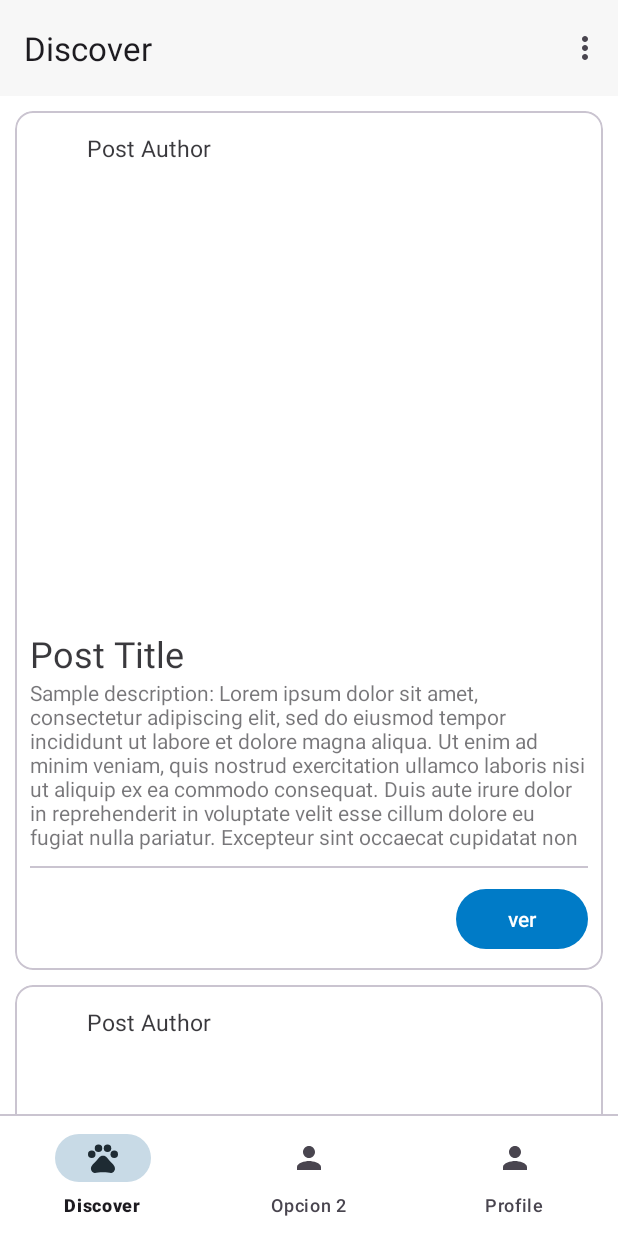
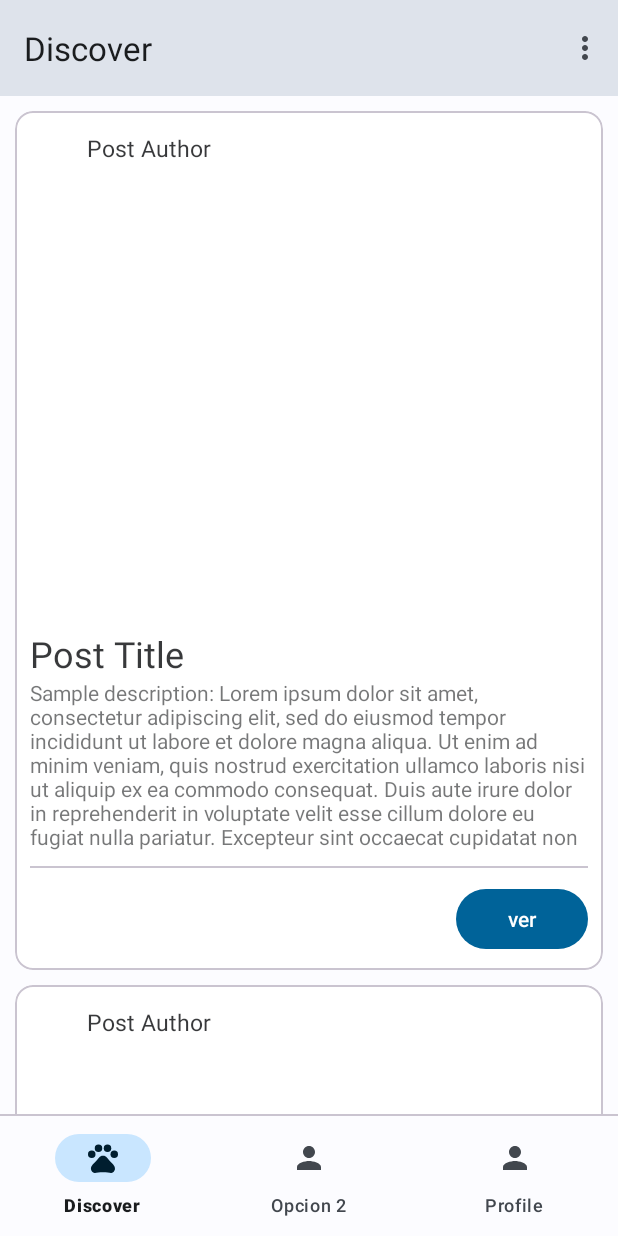
Before and after one commit to MatteoOlarte/paws-hub-android, an Android app: the screen it shows after launch once a user with an empty profile is signed in (MainActivity), on a phone screen of 412 x 824 dp. Run offline under Robolectric (Android 15) with nearby library versions, the phone set to English and light mode, and no system bars; our stand-ins replace Firebase (no records; nobody signed in at launch, a user with empty details on screens opened directly).

Commit message:
Material Color Palette

```diff
--- a/app/src/main/java/com/software3/paws_hub_android/view/MainActivity.kt
+++ b/app/src/main/java/com/software3/paws_hub_android/view/MainActivity.kt
@@ -4,13 +4,9 @@ import android.content.Intent
 import android.os.Bundle
 import android.view.Menu
 import android.view.MenuItem
-import androidx.activity.enableEdgeToEdge
 import androidx.activity.viewModels
 import androidx.appcompat.app.AppCompatActivity
-import androidx.core.view.ViewCompat
-import androidx.core.view.WindowInsetsCompat
 import androidx.fragment.app.commit
-import com.google.android.material.elevation.SurfaceColors
 import com.software3.paws_hub_android.DiscoverFragment
 import com.software3.paws_hub_android.R
 import com.software3.paws_hub_android.databinding.ActivityMainBinding
@@ -47,25 +43,15 @@ class MainActivity : AppCompatActivity() {
             userViewModel.logoutCurrentUser()
             true
         }
+
         else -> {
             super.onOptionsItemSelected(item)
         }
     }
 
-    private fun setStatusBarColor(color: Int) {
-        this.window.statusBarColor = color
-    }
-
     private fun initUI() {
-        enableEdgeToEdge()
+        setSupportActionBar(binding.activityMainToolbar)
         setContentView(binding.root)
-        ViewCompat.setOnApplyWindowInsetsListener(binding.activityMainLayout) { v, insets ->
-            val systemBars = insets.getInsets(WindowInsetsCompat.Type.systemBars())
-            v.setPadding(systemBars.left, systemBars.top, systemBars.right, systemBars.bottom)
-            insets
-        }
-        setSupportActionBar(binding.activityMainToolbar)
-        setStatusBarColor(SurfaceColors.SURFACE_0.getColor(this))
         binding.activityMainNavigation.setOnItemSelectedListener(::onNavigationOptionsItemSelected)
         binding.activityMainToolbar.title = getString(R.string.discover)
     }
@@ -88,9 +74,11 @@ class MainActivity : AppCompatActivity() {
             }
             true
         }
+
         R.id.activity_main__navigate_create -> {
             false
         }
+
         R.id.activity_main__navigate_home -> {
             //esto tambien funciona  mal
             supportFragmentManager.commit {
@@ -101,6 +89,7 @@ class MainActivity : AppCompatActivity() {
             }
             true
         }
+
         else -> false
     }
 }
--- a/app/src/main/res/layout/activity_main.xml
+++ b/app/src/main/res/layout/activity_main.xml
@@ -2,23 +2,26 @@
 
 <androidx.constraintlayout.widget.ConstraintLayout
     xmlns:android="http://schemas.android.com/apk/res/android"
+    xmlns:app="http://schemas.android.com/apk/res-auto"
     xmlns:tools="http://schemas.android.com/tools"
-    xmlns:app="http://schemas.android.com/apk/res-auto"
+    android:id="@+id/activity_main__layout"
     android:layout_width="match_parent"
-    android:layout_height="match_parent"
-    android:id="@+id/activity_main__layout">
+    android:layout_height="match_parent">
 
     <androidx.coordinatorlayout.widget.CoordinatorLayout
         android:layout_width="match_parent"
         android:layout_height="0dp"
-        app:layout_constraintTop_toTopOf="parent"
-        app:layout_constraintBottom_toTopOf="@id/activity_main__navigation">
+        android:fitsSystemWindows="true"
+        app:layout_constraintBottom_toTopOf="@id/activity_main__navigation"
+        app:layout_constraintTop_toTopOf="parent">
 
         <com.google.android.material.appbar.AppBarLayout
             android:id="@+id/activity_main__appbar_layout"
             android:layout_width="match_parent"
             android:layout_height="wrap_content"
-            app:liftOnScroll="false">
+            android:fitsSystemWindows="true"
+            app:liftOnScroll="true">
+
             <com.google.android.material.appbar.MaterialToolbar
                 android:id="@+id/activity_main__toolbar"
                 android:layout_width="match_parent"
@@ -27,26 +30,26 @@
                 app:layout_scrollFlags="scroll|enterAlways|snap"
                 app:menu="@menu/activity_main_menu"
                 app:title="Paws Hub"
-                style="@style/Widget.Material3.Toolbar.Surface"
-                />
+                style="@style/Theme.PawsHubAndroid.Toolbar.SurfaceVariant"/>
+
             <com.google.android.material.progressindicator.LinearProgressIndicator
                 android:id="@+id/toolbar_progress_indicator"
                 android:layout_width="match_parent"
                 android:layout_height="wrap_content"
                 android:indeterminate="true"
                 android:visibility="gone"
-                app:trackColor="?colorPrimaryContainer"
+                app:elevation="0dp"
                 app:indicatorColor="?colorPrimary"
-                app:elevation="0dp"/>
+                app:trackColor="?colorPrimaryContainer" />
         </com.google.android.material.appbar.AppBarLayout>
 
         <androidx.fragment.app.FragmentContainerView
             android:id="@+id/activity_main__fragment_view"
+            android:name="com.software3.paws_hub_android.DiscoverFragment"
+            android:layout_width="match_parent"
             android:layout_height="match_parent"
-            android:layout_width="match_parent"
-            android:name="com.software3.paws_hub_android.DiscoverFragment"
-            tools:layout="@layout/fragment_discover"
-            app:layout_behavior="com.google.android.material.appbar.AppBarLayout$ScrollingViewBehavior"/>
+            app:layout_behavior="com.google.android.material.appbar.AppBarLayout$ScrollingViewBehavior"
+            tools:layout="@layout/fragment_discover" />
     </androidx.coordinatorlayout.widget.CoordinatorLayout>
 
     <com.google.android.material.divider.MaterialDivider
@@ -58,10 +61,10 @@
         android:id="@+id/activity_main__navigation"
         android:layout_width="match_parent"
         android:layout_height="wrap_content"
+        tools:layout_editor_absoluteX="0dp"
         app:elevation="8dp"
         app:layout_constraintBottom_toBottomOf="parent"
         app:menu="@menu/activity_main_navigation_menu"
-        tools:layout_editor_absoluteX="0dp"
         style="@style/Theme.PawsHubAndroid.BottomNavigation"/>
 
 </androidx.constraintlayout.widget.ConstraintLayout>
--- a/app/src/main/res/values-night/themes.xml
+++ b/app/src/main/res/values-night/themes.xml
@@ -1,29 +1,47 @@
 <resources xmlns:tools="http://schemas.android.com/tools">
     <!-- Base application theme. -->
     <style name="Base.Theme.PawsHubAndroid" parent="Theme.Material3.Dark.NoActionBar">
-        <!-- Background's Colors -->
-        <item name="android:windowBackground">@color/black</item>
-        <item name="colorSurface">@color/black_elevated</item>
-        <item name="colorSurfaceContainer">@color/black_elevated_2</item>
+        <!-- Theme Colors -->
+        <item name="colorPrimary">@color/md_theme_dark_primary</item>
+        <item name="colorOnPrimary">@color/md_theme_dark_onPrimary</item>
+        <item name="colorPrimaryContainer">@color/md_theme_dark_primaryContainer</item>
+        <item name="colorOnPrimaryContainer">@color/md_theme_dark_onPrimaryContainer</item>
+        <item name="colorSecondary">@color/md_theme_dark_secondary</item>
+        <item name="colorOnSecondary">@color/md_theme_dark_onSecondary</item>
+        <item name="colorSecondaryContainer">@color/md_theme_dark_secondaryContainer</item>
+        <item name="colorOnSecondaryContainer">@color/md_theme_dark_onSecondaryContainer</item>
+        <item name="colorTertiary">@color/md_theme_dark_tertiary</item>
+        <item name="colorOnTertiary">@color/md_theme_dark_onTertiary</item>
+        <item name="colorTertiaryContainer">@color/md_theme_dark_tertiaryContainer</item>
+        <item name="colorOnTertiaryContainer">@color/md_theme_dark_onTertiaryContainer</item>
+        <item name="colorError">@color/md_theme_dark_error</item>
+        <item name="colorErrorContainer">@color/md_theme_dark_errorContainer</item>
+        <item name="colorOnError">@color/md_theme_dark_onError</item>
+        <item name="colorOnErrorContainer">@color/md_theme_dark_onErrorContainer</item>
+        <item name="android:colorBackground">@color/md_theme_dark_background</item>
+        <item name="colorOnBackground">@color/md_theme_dark_onBackground</item>
+        <item name="colorSurface">@color/md_theme_dark_surface</item>
+        <item name="colorOnSurface">@color/md_theme_dark_onSurface</item>
+        <item name="colorSurfaceVariant">@color/md_theme_dark_surfaceVariant</item>
+        <item name="colorOnSurfaceVariant">@color/md_theme_dark_onSurfaceVariant</item>
+        <item name="colorOutline">@color/md_theme_dark_outline</item>
+        <item name="colorOnSurfaceInverse">@color/md_theme_dark_inverseOnSurface</item>
+        <item name="colorSurfaceInverse">@color/md_theme_dark_inverseSurface</item>
+        <item name="colorPrimaryInverse">@color/md_theme_dark_inversePrimary</item>
 
+        <!-- System Colors -->
+        <item name="android:statusBarColor">@color/md_theme_dark_surfaceVariant</item>
+        <item name="android:windowLightStatusBar">false</item>
+        <item name="android:navigationBarColor">@color/md_theme_dark_background</item>
+        <item name="android:windowLightNavigationBar">false</item>
+    </style>
 
-        <!-- Status' Colors -->
-        <item name="android:statusBarColor">@color/black_elevated</item>
-        <item name="android:windowLightStatusBar">true</item>
+    <style name="Theme.PawsHubAndroid.Toolbar.SurfaceVariant" parent="Widget.Material3.Toolbar.Surface">
+        <item name="android:background">@color/md_theme_dark_surfaceVariant</item>
+    </style>
 
-        <!-- Navigation's Colors -->
-        <item name="android:navigationBarColor">@color/black_elevated</item>
-        <item name="android:windowLightNavigationBar">true</item>
-
-        <!-- Primary Colors -->
-        <item name="colorPrimary">#7FBEE6</item>
-        <item name="colorOnPrimary">#002F4C</item>
-        <item name="colorPrimaryContainer">#003F66</item>
-        <item name="colorOnPrimaryContainer">#9DCAE6</item>
-
-        <item name="colorSecondary">#BBD5E6</item>
-        <item name="colorOnSecondary">#2D404C</item>
-        <item name="colorSecondaryContainer">#3C5666</item>
-        <item name="colorOnSecondaryContainer">#C8DAE6</item>
+    <style name="ThemeOverlay.PawsHubAndroid.BottomNavigation" parent="">
+        <item name="colorSurfaceContainer">@color/md_theme_dark_background</item>
+        <item name="colorPrimary">@color/md_theme_dark_background</item>
     </style>
 </resources>
--- a/app/src/main/res/values/colors.xml
+++ b/app/src/main/res/values/colors.xml
@@ -1,28 +1,64 @@
 <?xml version="1.0" encoding="utf-8"?>
 <resources>
-    <color name="purple_200">#FFBB86FC</color>
-    <color name="purple_500">#FF6200EE</color>
-    <color name="purple_700">#FF3700B3</color>
-    <color name="teal_200">#FF03DAC5</color>
-    <color name="teal_700">#FF018786</color>
-
-    <!-- Theme Colors -->
-    <color name="color_primary">#1DA1F2</color>
-    <color name="color_primary_container">#801DA1F2</color>
-    <color name="color_on_primary_container">#0B3955</color>
-
-    <color name="color_primary_night">#813FFF</color>
-    <color name="color_light">#CEB3FF</color>
-    <color name="color_dark">#32146B</color>cc
-
-    <color name="black">#000000</color>
-    <color name="black_elevated">#1c1c1e</color>
-    <color name="black_elevated_2">#323235</color>
-    <color name="black_elevated_3">#57575b</color>
-
-
-    <color name="white">#FFFFFF</color>
-    <color name="white_elevated">#f7f7f7</color>
-    <color name="white_elevated_2">#E6E6E6</color>
-    <color name="white_elevated_3">#DCDCDC</color>
+    <color name="seed">#1DA1F2</color>
+    <color name="md_theme_light_primary">#006399</color>
+    <color name="md_theme_light_onPrimary">#FFFFFF</color>
+    <color name="md_theme_light_primaryContainer">#CDE5FF</color>
+    <color name="md_theme_light_onPrimaryContainer">#001D32</color>
+    <color name="md_theme_light_secondary">#006491</color>
+    <color name="md_theme_light_onSecondary">#FFFFFF</color>
+    <color name="md_theme_light_secondaryContainer">#C9E6FF</color>
+    <color name="md_theme_light_onSecondaryContainer">#001E2F</color>
+    <color name="md_theme_light_tertiary">#4055BE</color>
+    <color name="md_theme_light_onTertiary">#FFFFFF</color>
+    <color name="md_theme_light_tertiaryContainer">#DEE0FF</color>
+    <color name="md_theme_light_onTertiaryContainer">#00115A</color>
+    <color name="md_theme_light_error">#BA1A1A</color>
+    <color name="md_theme_light_errorContainer">#FFDAD6</color>
+    <color name="md_theme_light_onError">#FFFFFF</color>
+    <color name="md_theme_light_onErrorContainer">#410002</color>
+    <color name="md_theme_light_background">#FCFCFF</color>
+    <color name="md_theme_light_onBackground">#1A1C1E</color>
+    <color name="md_theme_light_surface">#FCFCFF</color>
+    <color name="md_theme_light_onSurface">#1A1C1E</color>
+    <color name="md_theme_light_surfaceVariant">#DEE3EB</color>
+    <color name="md_theme_light_onSurfaceVariant">#42474E</color>
+    <color name="md_theme_light_outline">#72777F</color>
+    <color name="md_theme_light_inverseOnSurface">#F0F0F4</color>
+    <color name="md_theme_light_inverseSurface">#2F3033</color>
+    <color name="md_theme_light_inversePrimary">#95CCFF</color>
+    <color name="md_theme_light_shadow">#000000</color>
+    <color name="md_theme_light_surfaceTint">#006399</color>
+    <color name="md_theme_light_outlineVariant">#C2C7CF</color>
+    <color name="md_theme_light_scrim">#000000</color>
+    <color name="md_theme_dark_primary">#95CCFF</color>
+    <color name="md_theme_dark_onPrimary">#003352</color>
+    <color name="md_theme_dark_primaryContainer">#004A75</color>
+    <color name="md_theme_dark_onPrimaryContainer">#CDE5FF</color>
+    <color name="md_theme_dark_secondary">#8ACEFF</color>
+    <color name="md_theme_dark_onSecondary">#00344E</color>
+    <color name="md_theme_dark_secondaryContainer">#004C6E</color>
+    <color name="md_theme_dark_onSecondaryContainer">#C9E6FF</color>
+    <color name="md_theme_dark_tertiary">#BAC3FF</color>
+    <color name="md_theme_dark_onTertiary">#00208E</color>
+    <color name="md_theme_dark_tertiaryContainer">#253BA5</color>
+    <color name="md_theme_dark_onTertiaryContainer">#DEE0FF</color>
+    <color name="md_theme_dark_error">#FFB4AB</color>
+    <color name="md_theme_dark_errorContainer">#93000A</color>
+    <color name="md_theme_dark_onError">#690005</color>
+    <color name="md_theme_dark_onErrorContainer">#FFDAD6</color>
+    <color name="md_theme_dark_background">#1A1C1E</color>
+    <color name="md_theme_dark_onBackground">#E2E2E5</color>
+    <color name="md_theme_dark_surface">#1A1C1E</color>
+    <color name="md_theme_dark_onSurface">#E2E2E5</color>
+    <color name="md_theme_dark_surfaceVariant">#42474E</color>
+    <color name="md_theme_dark_onSurfaceVariant">#C2C7CF</color>
+    <color name="md_theme_dark_outline">#8C9198</color>
+    <color name="md_theme_dark_inverseOnSurface">#1A1C1E</color>
+    <color name="md_theme_dark_inverseSurface">#E2E2E5</color>
+    <color name="md_theme_dark_inversePrimary">#006399</color>
+    <color name="md_theme_dark_shadow">#000000</color>
+    <color name="md_theme_dark_surfaceTint">#95CCFF</color>
+    <color name="md_theme_dark_outlineVariant">#42474E</color>
+    <color name="md_theme_dark_scrim">#000000</color>
 </resources>
--- a/app/src/main/res/values/themes.xml
+++ b/app/src/main/res/values/themes.xml
@@ -1,35 +1,39 @@
 <resources xmlns:tools="http://schemas.android.com/tools">
     <!-- Base application theme. -->
     <style name="Base.Theme.PawsHubAndroid" parent="Theme.Material3.DayNight.NoActionBar">
-        <!-- Background's Colors -->
-        <item name="android:windowBackground">@color/white</item>
-        <item name="colorSurface">@color/white_elevated</item>
-        <item name="colorSurfaceContainer">@color/white_elevated_2</item>
+        <!-- Theme Colors -->
+        <item name="colorPrimary">@color/md_theme_light_primary</item>
+        <item name="colorOnPrimary">@color/md_theme_light_onPrimary</item>
+        <item name="colorPrimaryContainer">@color/md_theme_light_primaryContainer</item>
+        <item name="colorOnPrimaryContainer">@color/md_theme_light_onPrimaryContainer</item>
+        <item name="colorSecondary">@color/md_theme_light_secondary</item>
+        <item name="colorOnSecondary">@color/md_theme_light_onSecondary</item>
+        <item name="colorSecondaryContainer">@color/md_theme_light_secondaryContainer</item>
+        <item name="colorOnSecondaryContainer">@color/md_theme_light_onSecondaryContainer</item>
+        <item name="colorTertiary">@color/md_theme_light_tertiary</item>
+        <item name="colorOnTertiary">@color/md_theme_light_onTertiary</item>
+        <item name="colorTertiaryContainer">@color/md_theme_light_tertiaryContainer</item>
+        <item name="colorOnTertiaryContainer">@color/md_theme_light_onTertiaryContainer</item>
+        <item name="colorError">@color/md_theme_light_error</item>
+        <item name="colorErrorContainer">@color/md_theme_light_errorContainer</item>
+        <item name="colorOnError">@color/md_theme_light_onError</item>
+        <item name="colorOnErrorContainer">@color/md_theme_light_onErrorContainer</item>
+        <item name="android:colorBackground">@color/md_theme_light_background</item>
+        <item name="colorOnBackground">@color/md_theme_light_onBackground</item>
+        <item name="colorSurface">@color/md_theme_light_surface</item>
+        <item name="colorOnSurface">@color/md_theme_light_onSurface</item>
+        <item name="colorSurfaceVariant">@color/md_theme_light_surfaceVariant</item>
+        <item name="colorOnSurfaceVariant">@color/md_theme_light_onSurfaceVariant</item>
+        <item name="colorOutline">@color/md_theme_light_outline</item>
+        <item name="colorOnSurfaceInverse">@color/md_theme_light_inverseOnSurface</item>
+        <item name="colorSurfaceInverse">@color/md_theme_light_inverseSurface</item>
+        <item name="colorPrimaryInverse">@color/md_theme_light_inversePrimary</item>
 
-
-        <!-- Status' Colors -->
-        <item name="android:statusBarColor">@color/white_elevated</item>
+        <!-- System Colors -->
+        <item name="android:statusBarColor">@color/md_theme_light_surfaceVariant</item>
         <item name="android:windowLightStatusBar">true</item>
-
-        <!-- Navigation's Colors -->
-        <item name="android:navigationBarColor">@color/white_elevated</item>
+        <item name="android:navigationBarColor">@color/md_theme_light_background</item>
         <item name="android:windowLightNavigationBar">true</item>
-
-        <!-- Primary Colors -->
-        <item name="colorPrimary">#007BC7</item>
-        <item name="colorOnPrimary">#FFFFFF</item>
-        <item name="colorPrimaryContainer">#9DCAE6</item>
-        <item name="colorOnPrimaryContainer">#002033</item>
-
-        <item name="colorSecondary">#3B5464</item>
-        <item name="colorOnSecondary">#FFFFFF</item>
-        <item name="colorSecondaryContainer">#C8DAE6</item>
-        <item name="colorOnSecondaryContainer">#1E2B33</item>
-
-        <item name="colorTertiary">#3B5464</item>
-        <item name="colorOnTertiary">#FFFFFF</item>
-        <item name="colorTertiaryContainer">#C8DAE6</item>
-        <item name="colorOnTertiaryContainer">#1E2B33</item>
     </style>
 
     <style name="Theme.PawsHubAndroid" parent="Base.Theme.PawsHubAndroid" />
@@ -38,8 +42,12 @@
         <item name="materialThemeOverlay">@style/ThemeOverlay.PawsHubAndroid.BottomNavigation</item>
     </style>
 
+    <style name="Theme.PawsHubAndroid.Toolbar.SurfaceVariant" parent="Widget.Material3.Toolbar.Surface">
+        <item name="android:background">@color/md_theme_light_surfaceVariant</item>
+    </style>
+
     <style name="ThemeOverlay.PawsHubAndroid.BottomNavigation" parent="">
-        <item name="colorSurfaceContainer">@color/white</item>
-        <item name="colorPrimary">@color/white</item>
+        <item name="colorSurfaceContainer">@color/md_theme_light_background</item>
+        <item name="colorPrimary">@color/md_theme_light_background</item>
     </style>
 </resources>
```
